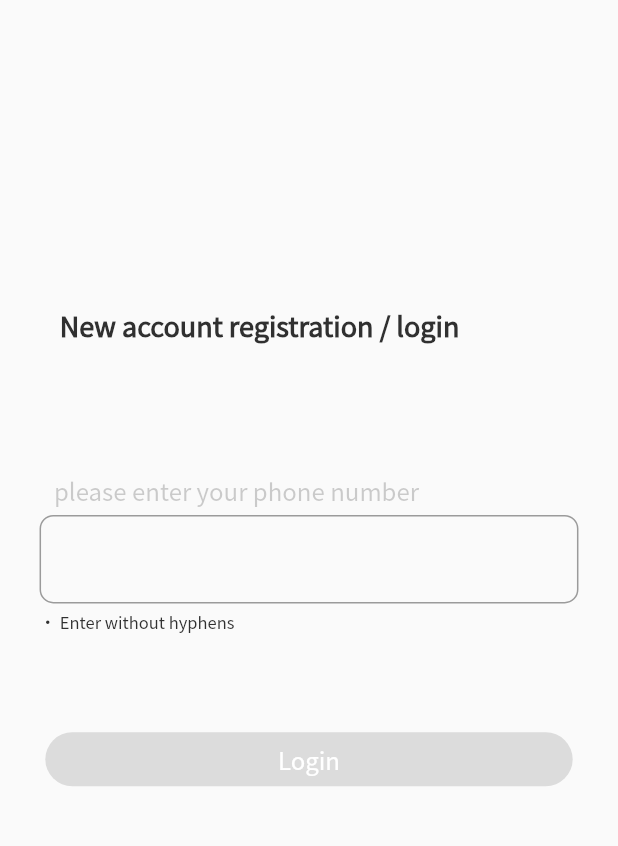
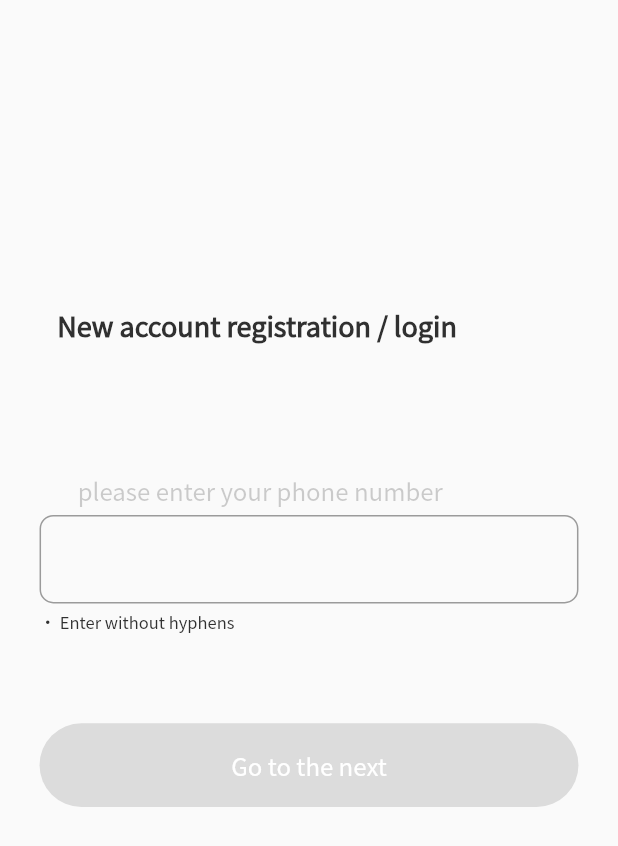
Before and after one commit to manikuttan-davud/task4, a Flutter app: the screen it shows after launch, on a phone screen of 412 x 824 dp. Shown: the top 846 px of the screen. Run offline on Flutter 3.47's test engine with Material 2 defaults, Android fonts, the phone set to English and light mode, and no system bars; our stand-ins replace dio, flutter_screenutil, flutter_svg, get.

Commit message:
made changes

```diff
--- /dev/null
+++ b/lib/controller/controller.dart
@@ -0,0 +1,5 @@
+ import 'package:get/get.dart';
+
+class ButtonControllerClass extends GetxController{
+  RxBool isButtonActive =false.obs;
+}
--- a/lib/screens/practice_screen.dart
+++ b/lib/screens/practice_screen.dart
@@ -1,5 +1,8 @@
 import 'package:flutter/material.dart';
 import 'package:flutter_screenutil/flutter_screenutil.dart';
+import 'package:get/get.dart';
+import 'package:task_four/screens/password_screen.dart';
+import 'package:task_four/utils/colors.dart';
 import 'package:task_four/utils/text_style.dart';
 
 class PracticeScreen extends StatefulWidget {
@@ -20,7 +23,7 @@ final GlobalKey<FormState> _formKey = GlobalKey<FormState>();
 
     super.initState();
      controller.addListener(() {
-      isButtonActive=controller.text.isNotEmpty;
+      isButtonActive=controller.text.length==11;
       setState(() {
        isButtonActive=isButtonActive;
 
@@ -32,63 +35,38 @@ final GlobalKey<FormState> _formKey = GlobalKey<FormState>();
   Widget build(BuildContext context) {
     return Scaffold(
       body: Form(
-
+        key: _formKey,
         child: Column(
         children: [
-          Padding(
-            padding:  EdgeInsets.only(top: 201.h,right: 60.w),
-            child: Text('New account registration / login',style: tsS18CFFW700,),
-          ),
-          Padding(
-            padding:  EdgeInsets.only(top: 83.h,right: 88.w),
-            child: Text('please enter your phone number',style:tsS16CFFW400 ,),
-          ),
-         Padding(
-           padding:  EdgeInsets.only(left: 24.w,top: 4.h,right: 24.w),
-           child: TextFormField(
-            controller: controller,
-            keyboardType: TextInputType.phone,
-            onChanged: ((value) {
-              _formKey.currentState?.validate();
-            }),
-            //TODO:error meesage
-            validator: ((  value) {
-              if(value ==null ||value.length!=11 ){
-
-                return "enter correct number";
-              }else{
-                return null;
-              }
-            }),
-            decoration: InputDecoration(
-            border: OutlineInputBorder(
-              borderRadius: BorderRadius.circular(9.r)
-            )
-            ),),
-         ),
-         Padding(
-           padding:  EdgeInsets.only(left: 24.w,top: 4.h),
-           child: SizedBox(
-            width:800 ,
-            child: Text('・ Enter without hyphens',style: tsS11CFFW400 ,)),
-         ),
+          //first text in the screen
+          const RegistrationText(),
+          //hint text
+          const HintText(),
+          //text field for phone number
+         PhoneNumberTextField(controller: controller, formKey: _formKey),
+         //its a warning text
+         const WarningText(),
          Padding(
            padding: EdgeInsets.only(top: 59.h),
            child: SizedBox(
-            width: 320.w,
+            width: 327.w,
+            height: 55.h,
+            //TODO:Cant covert to custom widget
             child: ElevatedButton(
               style: ElevatedButton.styleFrom(
                 shape: RoundedRectangleBorder(
                   borderRadius: BorderRadius.circular(28.r)
                 ),
-                backgroundColor: Colors.orange,
+                backgroundColor: colorFFFAAA14,
+                //disabledBackgroundColor:
               ),
               onPressed:isButtonActive? (() {
                 setState(() {
                   isButtonActive=false;
                   controller.clear();
+                   Get.to(() => const PasswordScreen());
                 });
-              }):null, child: Text('Login',style:tsS16CFFW500))
+              }):null, child: Text('Go to the next',style:tsS16CFFW500))
            ),
          )
         ],
@@ -98,3 +76,85 @@ final GlobalKey<FormState> _formKey = GlobalKey<FormState>();
     );
   }
 }
+
+class RegistrationText extends StatelessWidget {
+  const RegistrationText({
+    Key? key,
+  }) : super(key: key);
+
+  @override
+  Widget build(BuildContext context) {
+    return Padding(
+      padding:  EdgeInsets.only(top: 201.h,right: 63.w),
+      child: Text('New account registration / login',style: tsS18CFFW700,),
+    );
+  }
+}
+
+class HintText extends StatelessWidget {
+  const HintText({
+    Key? key,
+  }) : super(key: key);
+
+  @override
+  Widget build(BuildContext context) {
+    return Padding(
+      padding:  EdgeInsets.only(top: 83.h,right: 65),
+      child: Text('please enter your phone number',style:tsS16CFFW400 ,),
+    );
+  }
+}
+
+class WarningText extends StatelessWidget {
+  const WarningText({
+    Key? key,
+  }) : super(key: key);
+
+  @override
+  Widget build(BuildContext context) {
+    return Padding(
+      padding:  EdgeInsets.only(left: 24.w,top: 4.h),
+     child: SizedBox(
+       width:800.w ,
+       child: Text('・ Enter without hyphens',style: tsS11CFFW400 ,)),
+    );
+  }
+}
+
+class PhoneNumberTextField extends StatelessWidget {
+  const PhoneNumberTextField({
+    Key? key,
+    required this.controller,
+    required GlobalKey<FormState> formKey,
+  }) : _formKey = formKey, super(key: key);
+
+  final TextEditingController controller;
+  final GlobalKey<FormState> _formKey;
+
+  @override
+  Widget build(BuildContext context) {
+    return Padding(
+      padding:  EdgeInsets.only(left: 24.w,top: 4.h,right: 24.w),
+      child: TextFormField(
+       controller: controller,
+       keyboardType: TextInputType.phone,
+       onChanged: ((value) {
+         _formKey.currentState?.validate();
+       }),
+
+       validator: ((  value) {
+         if(value ==null ||value.length!=11 ){
+
+           return "enter correct number";
+         }else{
+           return null;
+         }
+       }),
+       decoration: InputDecoration(
+       border: OutlineInputBorder(
+         borderRadius: BorderRadius.circular(9.r)
+       )
+       ),),
+    );
+  }
+}
--- a/lib/utils/routes.dart
+++ b/lib/utils/routes.dart
@@ -2,16 +2,12 @@ import 'package:get/get_navigation/src/routes/get_route.dart';
 import 'package:task_four/screens/empty_screen.dart';
 import 'package:task_four/screens/notification_screen.dart';
 import 'package:task_four/screens/password_screen.dart';
-import 'package:task_four/screens/phone_number_screen.dart';
 import 'package:task_four/screens/practice_screen.dart';
 
 const String initialRoute =PracticeScreen.route;
 
 List<GetPage<dynamic>>? appRoutes() => [
-   GetPage(
-        name: PhoneNumber.route,
-        page: () =>  PhoneNumber(),
-      ),
+
       GetPage(
         name: NotificationScreen.route,
         page: () => const NotificationScreen(),
@@ -26,10 +22,6 @@ List<GetPage<dynamic>>? appRoutes() => [
 
       ),
        GetPage(
-        name: PhoneNumber.route,
-        page: () =>  const PhoneNumber(),
-      ),
-       GetPage(
         name: PracticeScreen.route,
         page: () => const PracticeScreen(),
       ),
```
Also changed, not shown: lib/screens/password_screen.dart (+29 -6 lines), lib/screens/phone_number_screen.dart (deleted, +0 -107 lines).
